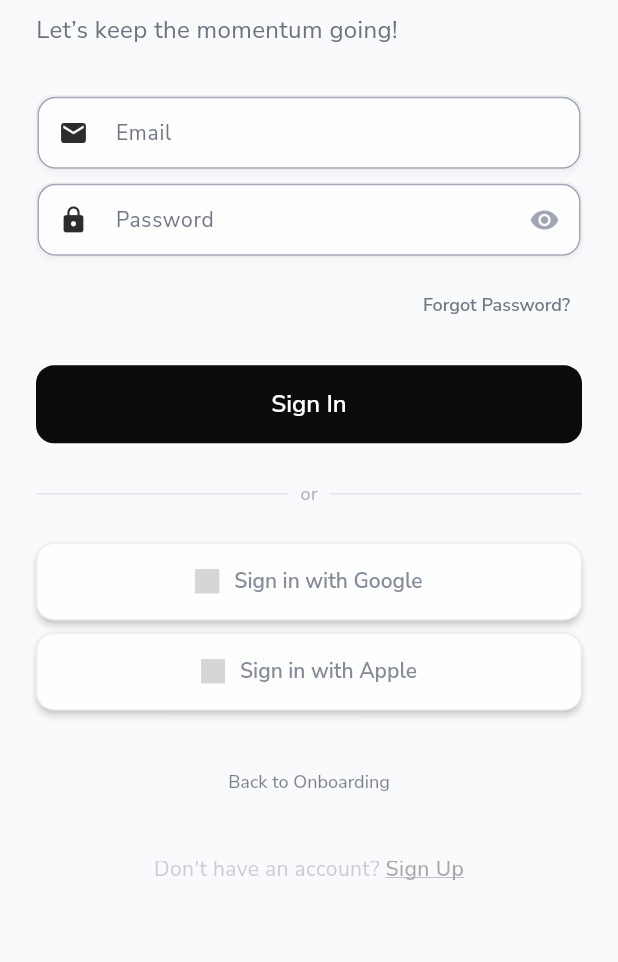
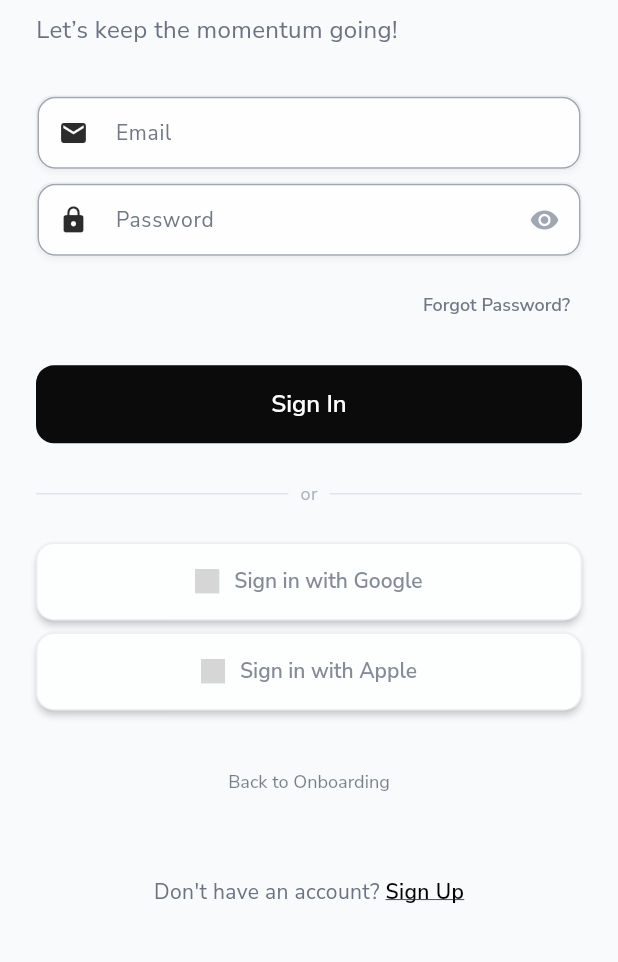
Before and after one commit to mahmoudal99/moctarnutrition, a Flutter app: the AuthScreen screen opened by its route, on a phone screen of 412 x 824 dp, the part 108-1070 px from its top. Run offline on Flutter 3.47's test engine with Material 3 defaults, Android fonts, the phone set to English and light mode, and no system bars; our stand-ins replace auth_buttons, cached_network_image, cloud_firestore, confetti, firebase_auth, firebase_core and 17 more; missing offline and left inert: flutter_floating_bottom_bar, flutter_stripe, mobile_scanner, openfoodfacts; accounts and stored records are empty; project files that could hold a hidden picture were left out; grey boxes are pictures that could not be loaded.

Commit message:
Fix overlay

```diff
--- a/lib/features/auth/presentation/screens/auth_screen.dart
+++ b/lib/features/auth/presentation/screens/auth_screen.dart
@@ -89,8 +89,11 @@ class _AuthScreenState extends State<AuthScreen> with TickerProviderStateMixin {
           children: [
             Expanded(
               child: SingleChildScrollView(
-                padding: const EdgeInsets.symmetric(
-                    horizontal: AppConstants.spacingL),
+                padding: EdgeInsets.only(
+                  left: AppConstants.spacingL,
+                  right: AppConstants.spacingL,
+                  bottom: MediaQuery.of(context).padding.bottom + AppConstants.spacingL,
+                ),
                 child: Column(
                   children: [
                     const SizedBox(height: AppConstants.spacingXL * 1),
@@ -102,7 +105,7 @@ class _AuthScreenState extends State<AuthScreen> with TickerProviderStateMixin {
                     const SizedBox(height: AppConstants.spacingL),
                     _buildAnimatedWidget(_buildOnboardingOption(), 3),
                     const SizedBox(height: AppConstants.spacingL),
-                    _buildAnimatedWidget(_buildToggleAuth(), 4),
+                    _buildToggleAuth(),
                     const SizedBox(height: AppConstants.spacingL),
                   ],
                 ),
@@ -432,7 +435,12 @@ class _AuthScreenState extends State<AuthScreen> with TickerProviderStateMixin {
   }
 
   Widget _buildToggleAuth() {
-    return Row(
+    return Container(
+      padding: const EdgeInsets.symmetric(
+        vertical: AppConstants.spacingM,
+        horizontal: AppConstants.spacingS,
+      ),
+      child: Row(
         mainAxisAlignment: MainAxisAlignment.center,
         children: [
           Text(
@@ -462,6 +470,7 @@ class _AuthScreenState extends State<AuthScreen> with TickerProviderStateMixin {
             ),
           ),
         ],
+      ),
     );
   }
 
```
Lines whose indentation alone changed are shown as unchanged.
